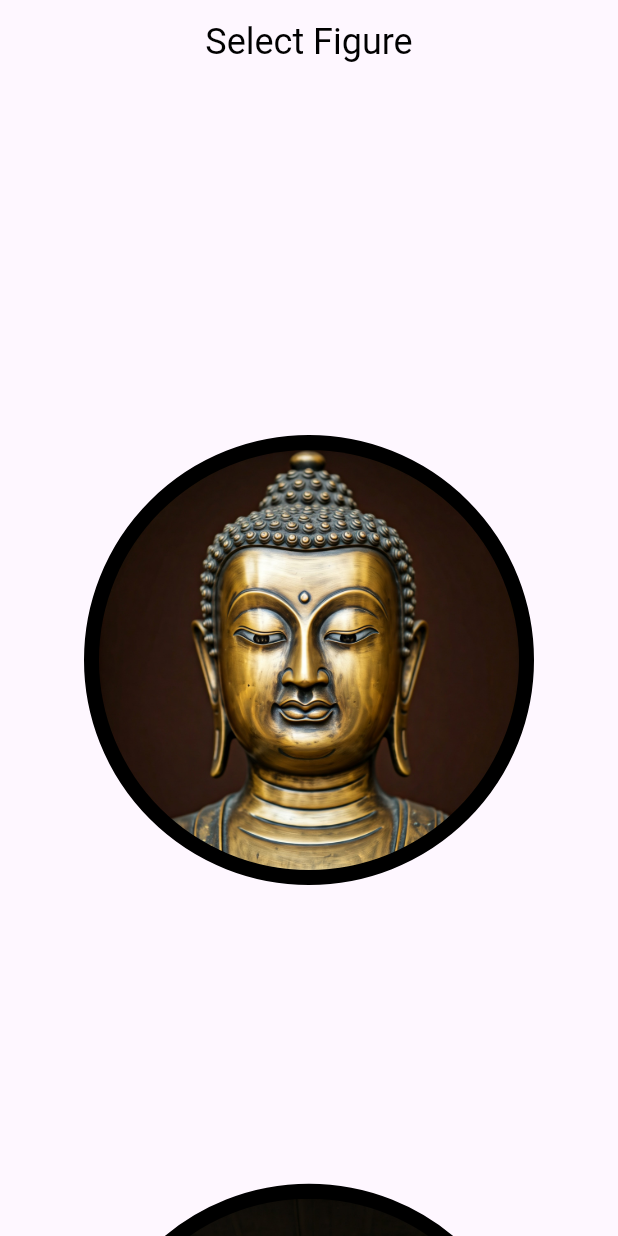
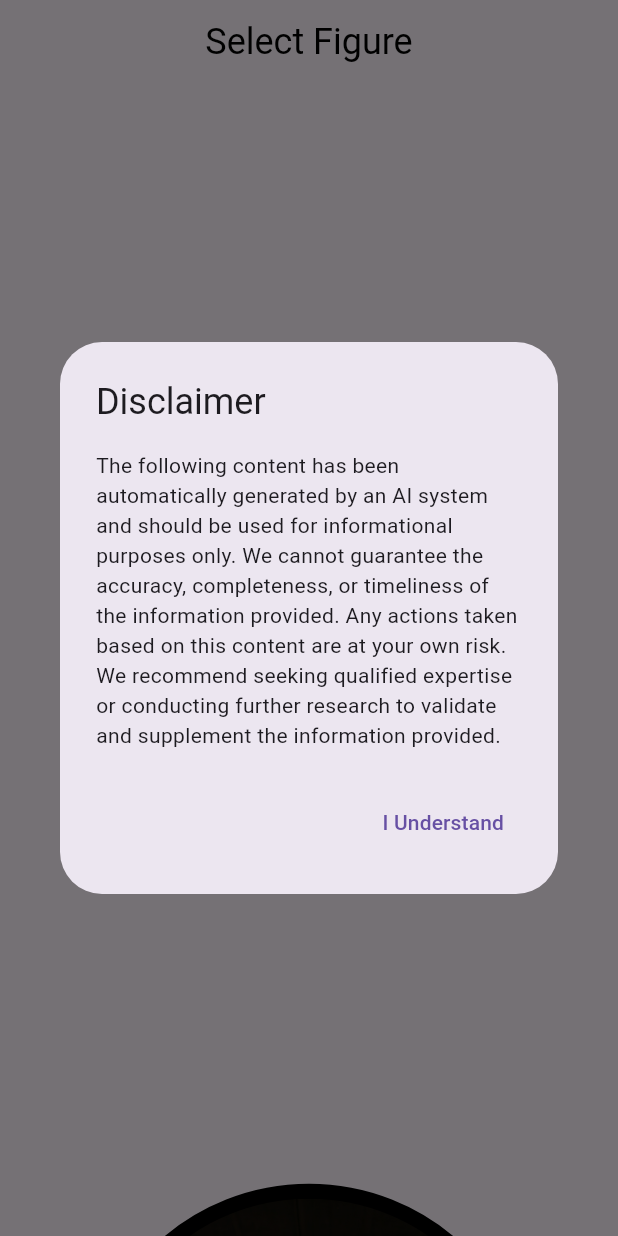
Before and after one commit to Nishchay1/openai-chatbot, a Flutter app: the screen it shows after launch, on a phone screen of 412 x 824 dp. Run offline on Flutter 3.47's test engine with Material 3 defaults, Android fonts, the phone set to English and light mode, and no system bars.

Commit message:
Add disclaimer alert dialog.

```diff
--- a/lib/screens/home_screen.dart
+++ b/lib/screens/home_screen.dart
@@ -19,11 +19,11 @@ class _HomeScreenState extends State<HomeScreen> {
   ];
 
   var figureInfo = [
-    'Siddhartha Gautama, most commonly referred to as the Buddha, was a wandering ascetic and religious teacher who lived in South Asia, during the 6th or 5th century BCE and founded Buddhism. According to Buddhist legends, he was born in Lumbini, in what is now Nepal, to royal parents of the Shakya clan, but renounced his home life to live as a wandering ascetic. After leading a life of mendicancy, asceticism, and meditation, he attained nirvana at Bodh Gaya in what is now India. \n- Wikipedia',
-    'Aristotle was an Ancient Greek philosopher and polymath. His writings cover a broad range of subjects spanning the natural sciences, philosophy, linguistics, economics, politics, psychology, and the arts. As the founder of the Peripatetic school of philosophy in the Lyceum in Athens, he began the wider Aristotelian tradition that followed, which set the groundwork for the development of modern science. \n- Wikipedia',
-    'Confucius, born Kong Qiu (孔丘), was a Chinese philosopher of the Spring and Autumn period who is traditionally considered the paragon of Chinese sages. Much of the shared cultural heritage of the Sinosphere originates in the philosophy and teachings of Confucius. His philosophical teachings, called Confucianism, emphasized personal and governmental morality, harmonious social relationships, righteousness, kindness, sincerity, and a ruler\'s responsibilities to lead by virtue. \n- Wikipedia',
-    'Abraham Lincoln was the 16th president of the United States, serving from 1861 until his assassination in 1865. He led the United States through the American Civil War, defending the nation as a constitutional union, defeating the Confederacy, playing a major role in the abolition of slavery, expanding the power of the federal government, and modernizing the U.S. economy. - Wikipedia',
-    'Gaius Julius Caesar was a Roman general and statesman. A member of the First Triumvirate, Caesar led the Roman armies in the Gallic Wars before defeating his political rival Pompey in a civil war, and subsequently became dictator from 49 BC until his assassination in 44 BC. He played a critical role in the events that led to the demise of the Roman Republic and the rise of the Roman Empire. \n- Wikipedia',
+    'Siddhartha Gautama, most commonly referred to as the Buddha, was a wandering ascetic and religious teacher who lived in South Asia, during the 6th or 5th century BCE and founded Buddhism. According to Buddhist legends, he was born in Lumbini, in what is now Nepal, to royal parents of the Shakya clan, but renounced his home life to live as a wandering ascetic. After leading a life of mendicancy, asceticism, and meditation, he attained nirvana at Bodh Gaya in what is now India. \n\n- Wikipedia',
+    'Aristotle was an Ancient Greek philosopher and polymath. His writings cover a broad range of subjects spanning the natural sciences, philosophy, linguistics, economics, politics, psychology, and the arts. As the founder of the Peripatetic school of philosophy in the Lyceum in Athens, he began the wider Aristotelian tradition that followed, which set the groundwork for the development of modern science. \n\n- Wikipedia',
+    'Confucius, born Kong Qiu (孔丘), was a Chinese philosopher of the Spring and Autumn period who is traditionally considered the paragon of Chinese sages. Much of the shared cultural heritage of the Sinosphere originates in the philosophy and teachings of Confucius. His philosophical teachings, called Confucianism, emphasized personal and governmental morality, harmonious social relationships, righteousness, kindness, sincerity, and a ruler\'s responsibilities to lead by virtue. \n\n- Wikipedia',
+    'Abraham Lincoln was the 16th president of the United States, serving from 1861 until his assassination in 1865. He led the United States through the American Civil War, defending the nation as a constitutional union, defeating the Confederacy, playing a major role in the abolition of slavery, expanding the power of the federal government, and modernizing the U.S. economy. \n\n - Wikipedia',
+    'Gaius Julius Caesar was a Roman general and statesman. A member of the First Triumvirate, Caesar led the Roman armies in the Gallic Wars before defeating his political rival Pompey in a civil war, and subsequently became dictator from 49 BC until his assassination in 44 BC. He played a critical role in the events that led to the demise of the Roman Republic and the rise of the Roman Empire. \n\n- Wikipedia',
   ];
 
   var heroTagList = [
@@ -47,8 +47,10 @@ class _HomeScreenState extends State<HomeScreen> {
     'assets/images/lincoln.png',
     'assets/images/caesar.png'
   ];
+
   @override
   Widget build(BuildContext context) {
+    Future.delayed(Duration.zero, () => showDisclaimer());
     return Scaffold(
       appBar: AppBar(
         title: const Text("Select Figure"),
@@ -66,11 +68,12 @@ class _HomeScreenState extends State<HomeScreen> {
                   onTap: () {
                     Navigator.of(context).push(MaterialPageRoute(
                         builder: (context) => FigureSelectScreen(
-                            heroTag: heroTagList[index],
-                            imagePath: imageList[index],
-                            screenName: screenList[index],
-                            figureName: figureName[index],
-                            figureInfo: figureInfo[index],)));
+                              heroTag: heroTagList[index],
+                              imagePath: imageList[index],
+                              screenName: screenList[index],
+                              figureName: figureName[index],
+                              figureInfo: figureInfo[index],
+                            )));
                   },
                   child: Center(
                     child: FigureSelectCard(
@@ -81,4 +84,17 @@ class _HomeScreenState extends State<HomeScreen> {
       ),
     );
   }
+
+  void showDisclaimer() {
+    showDialog(
+        context: context,
+        builder: (context) => AlertDialog(
+          title: Text("Disclaimer"),
+              content: SingleChildScrollView(
+                child: Text(
+                    "The following content has been automatically generated by an AI system and should be used for informational purposes only. We cannot guarantee the accuracy, completeness, or timeliness of the information provided. Any actions taken based on this content are at your own risk. We recommend seeking qualified expertise or conducting further research to validate and supplement the information provided."),
+              ),
+              actions: [TextButton(onPressed: ()=>Navigator.of(context).pop(), child: Text("I Understand"))],
+            ));
+  }
 }
```
